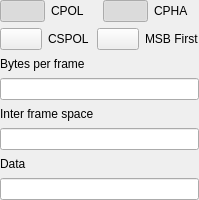
This is ui/patterns/spipatternui.ui in analogdevicesinc/scopy as Qt 5 draws it before an edit. The edited form follows.
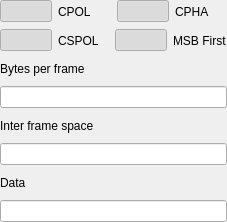
This is the edited form. Custom widgets are drawn as their Qt base class.

Commit message: SmallOnOffSwitch: flipped switch horizontally

What changed in the file:
```diff
--- a/ui/patterns/spipatternui.ui
+++ b/ui/patterns/spipatternui.ui
@@ -6,8 +6,8 @@
    <rect>
     <x>0</x>
     <y>0</y>
-    <width>199</width>
-    <height>200</height>
+    <width>227</width>
+    <height>222</height>
    </rect>
   </property>
   <property name="sizePolicy">
@@ -39,6 +39,9 @@
      </property>
      <item>
       <widget class="adiscope::SmallOnOffSwitch" name="PB_CPOL">
+       <property name="enabled">
+        <bool>true</bool>
+       </property>
        <property name="text">
         <string/>
        </property>
@@ -59,6 +62,9 @@
      </item>
      <item>
       <widget class="adiscope::SmallOnOffSwitch" name="PB_CPHA">
+       <property name="enabled">
+        <bool>true</bool>
+       </property>
        <property name="text">
         <string/>
        </property>
@@ -86,12 +92,18 @@
      </property>
      <item>
       <widget class="adiscope::SmallOnOffSwitch" name="PB_CS">
+       <property name="enabled">
+        <bool>true</bool>
+       </property>
        <property name="text">
         <string/>
        </property>
        <property name="checkable">
         <bool>true</bool>
        </property>
+       <property name="checked">
+        <bool>true</bool>
+       </property>
       </widget>
      </item>
      <item>
@@ -109,6 +121,9 @@
        <property name="checkable">
         <bool>true</bool>
        </property>
+       <property name="checked">
+        <bool>true</bool>
+       </property>
       </widget>
      </item>
      <item>
```
The commit also changes 2 other files.
